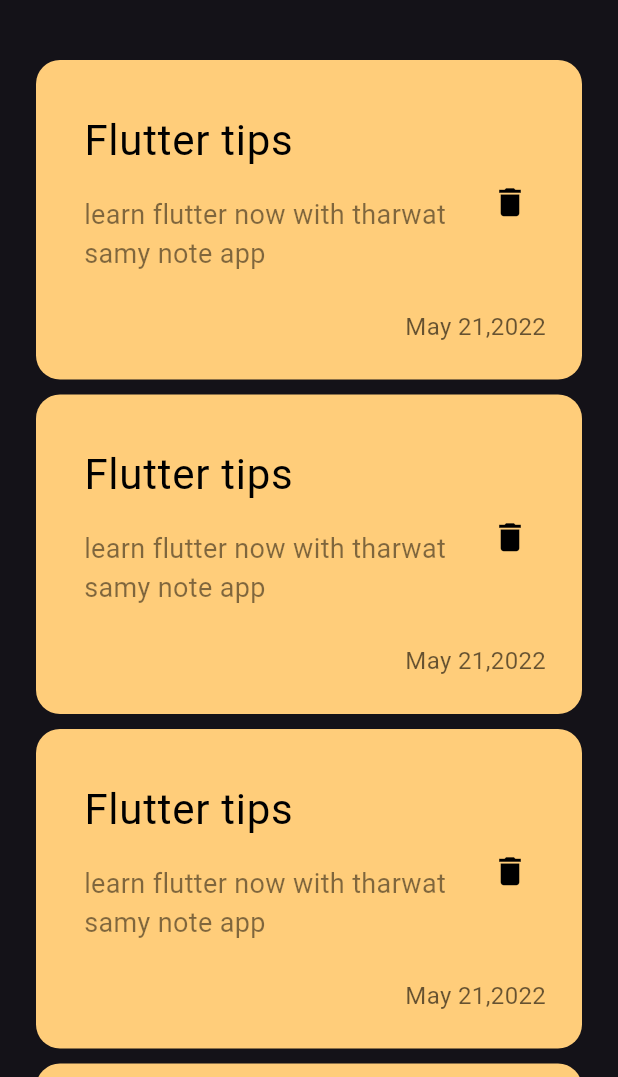
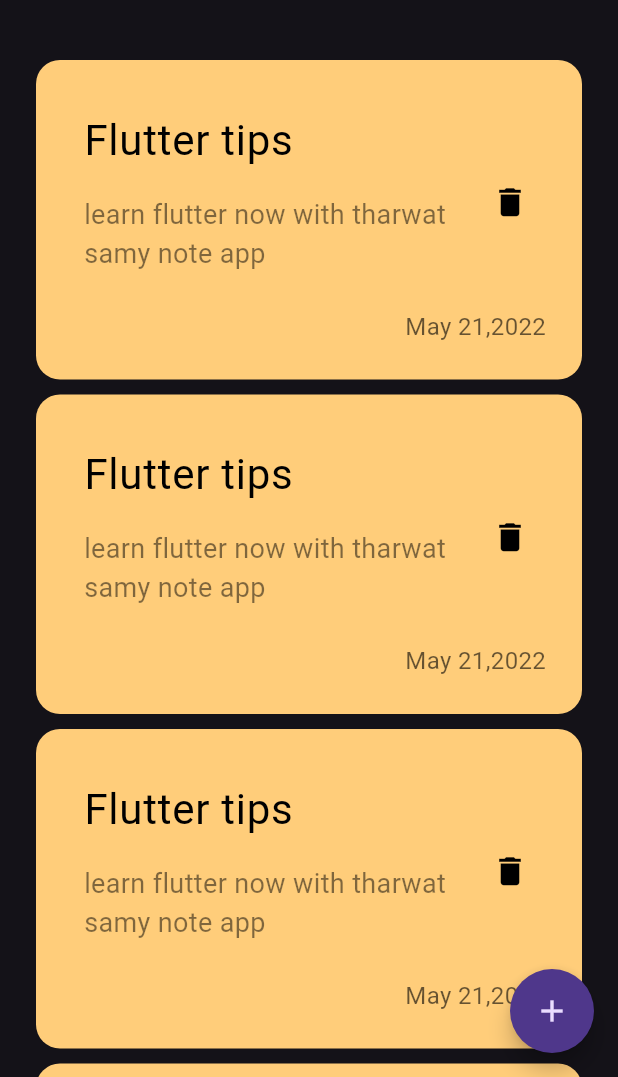
Before and after one commit to Elhadedy36/notes_app, a Flutter app: the screen it shows after launch, on a phone screen of 412 x 824 dp, the part 159-1236 px from its top. Run offline on Flutter 3.47's test engine with Material 3 defaults, Android fonts, the phone set to English and light mode, and no system bars; Roboto replaces fonts that are missing (assets/fonts/Poppins-Regular.ttf).

Commit message:
add floating action button

```diff
--- a/lib/Views/notes_view.dart
+++ b/lib/Views/notes_view.dart
@@ -7,6 +7,14 @@ class Notesview extends StatelessWidget {
   @override
   Widget build(BuildContext context) {
     return Scaffold(
+      floatingActionButton: FloatingActionButton(
+        shape: CircleBorder(),
+        child: Icon(Icons.add),
+        onPressed: ()
+        {
+
+        }
+        ),
       body: Notesviewbody(),
     );
   }
```
